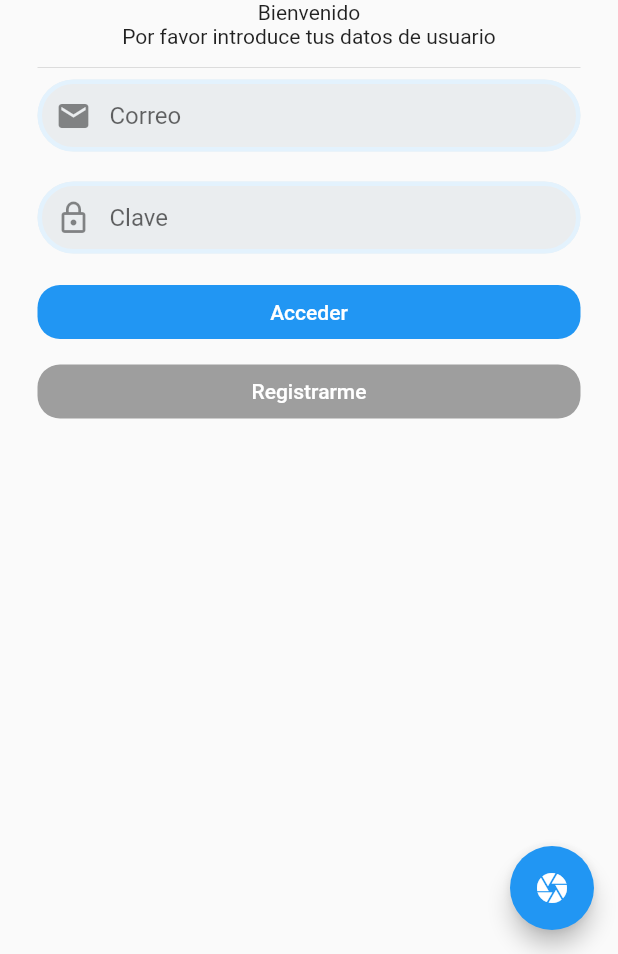
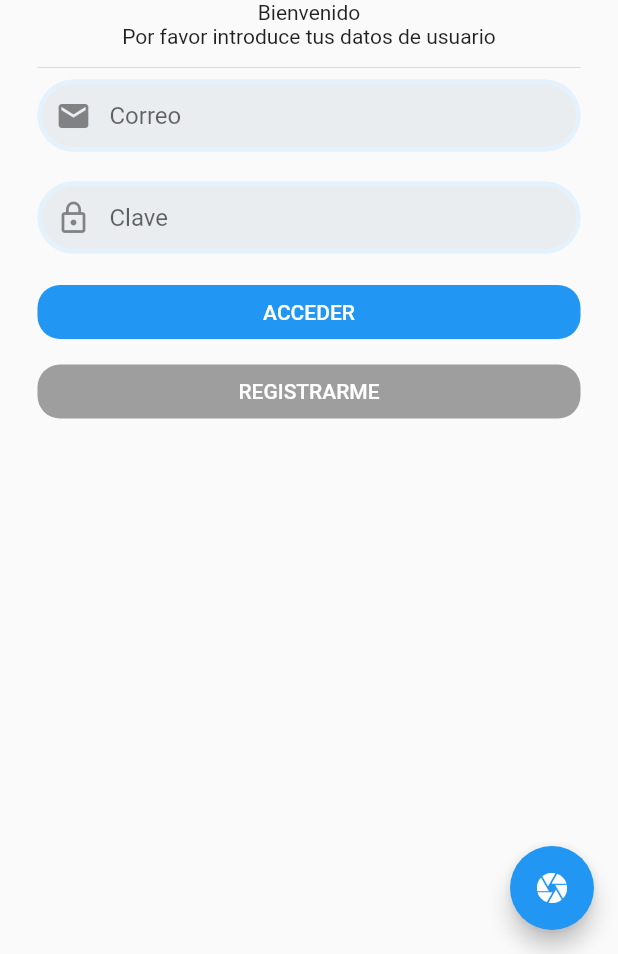
Before and after one commit to mxarc/te-acompano, a Flutter app: the screen it shows after launch, on a phone screen of 412 x 824 dp, the part 282-1236 px from its top. Run offline on Flutter 3.47's test engine with Material 2 defaults, Android fonts, the phone set to English and light mode, and no system bars; our stand-ins replace cloud_firestore, firebase_auth, firebase_storage, fluttertoast, image_picker, shared_preferences; accounts and stored records are empty.

Commit message:
color change in login

```diff
--- a/app/lib/src/auth/auth.page.dart
+++ b/app/lib/src/auth/auth.page.dart
@@ -97,23 +97,26 @@ class _AuthPageState extends State<AuthPage> {
                 crossAxisAlignment: CrossAxisAlignment.stretch,
                 children: <Widget>[
                   FlatButton(
-                      color: _isRegistering ? Colors.grey : Colors.blue,
+                      color: Colors.blue,
                       textColor: Colors.white,
                       shape: RoundedRectangleBorder(
                           borderRadius: BorderRadius.circular(15)),
-                      child: _isRegistering ? Text('Volver') : Text('Acceder'),
-                      onPressed: () => _isRegistering
-                          ? setState(() => _isRegistering = !_isRegistering)
-                          : _doLogin(context)),
+                      child: _isRegistering
+                          ? Text('REGISTRARME')
+                          : Text('ACCEDER'),
+                      onPressed: () =>
+                          _isRegistering ? _doRegister() : _doLogin(context)),
                   SizedBox(height: 5),
                   FlatButton(
-                    color: _isRegistering ? Colors.blue : Colors.grey,
+                    color: Colors.grey,
                     textColor: Colors.white,
                     shape: RoundedRectangleBorder(
                         borderRadius: BorderRadius.circular(15)),
-                    child: Text('Registrarme'),
+                    child: Text(_isRegistering ? 'VOLVER' : 'REGISTRARME'),
                     onPressed: () => _isRegistering
-                        ? _doRegister()
+                        ? setState(() {
+                            _isRegistering = false;
+                          })
                         : setState(() {
                             _isRegistering = true;
                           }),
```
Also changed, not shown: 1 other file.
